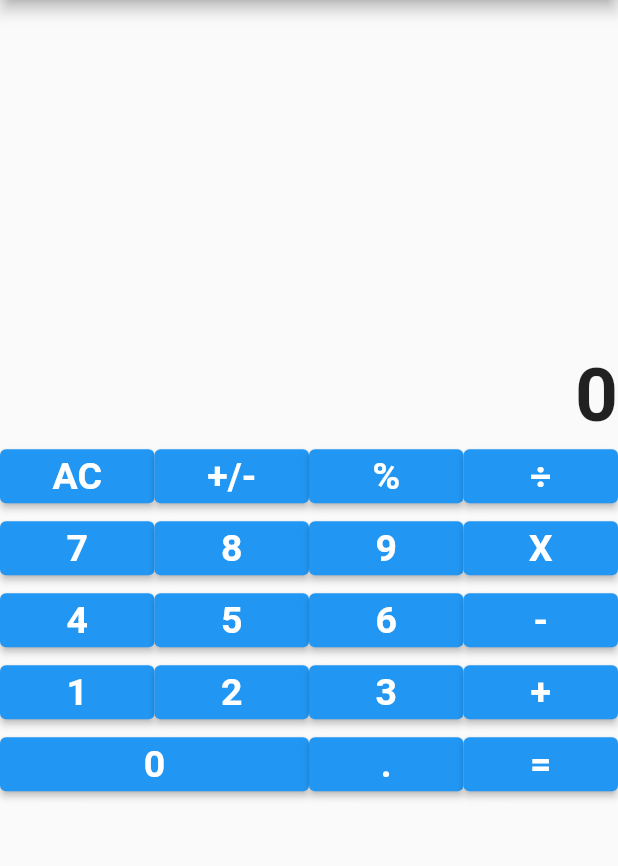
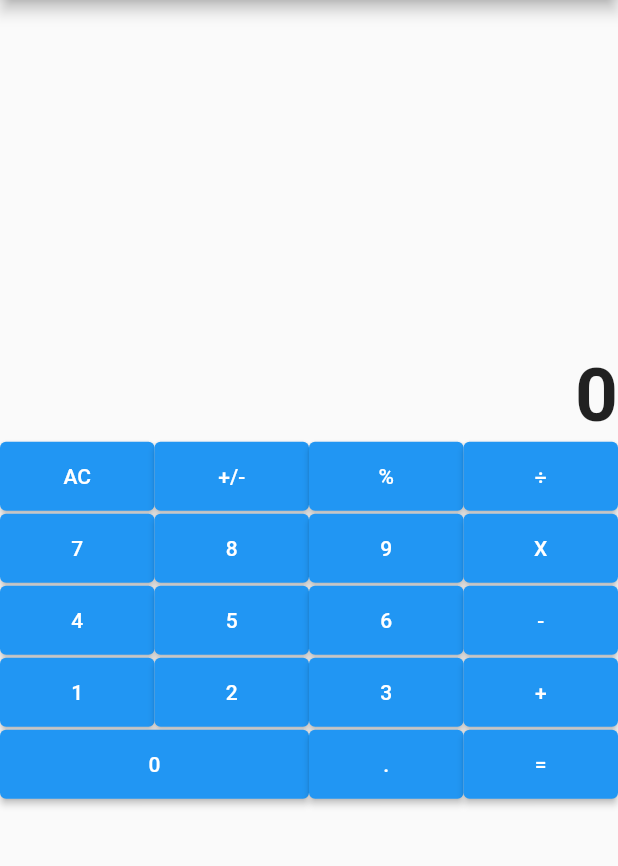
Before and after one commit to naman79/getx_calculator, a Flutter app: the screen it shows after launch, after a tap on "AC", on a phone screen of 412 x 824 dp, the part 84-950 px from its top. Run offline on Flutter 3.47's test engine with Material 2 defaults, Android fonts, the phone set to English and light mode, and no system bars; our stand-ins replace get.

Commit message:
위젯 및 스타일 분리

```diff
--- /dev/null
+++ b/lib/custom_styles/cal_color_styles.dart
@@ -0,0 +1,6 @@
+import 'package:flutter/material.dart';
+
+class ColorStyle {
+  static const softBlue = const Color(0xff5687ee);
+  static const defaultPadding = 20.0;
+}
--- /dev/null
+++ b/lib/custom_widgets/cal_elevated_button.dart
@@ -0,0 +1,38 @@
+import 'package:flutter/material.dart';
+import 'package:getx_calculator/custom_styles/cal_color_styles.dart';
+
+class calElevatedButton extends StatelessWidget {
+  const calElevatedButton({
+    Key? key,
+    required this.text,
+    required this.press,
+    this.onPrimaryColor,
+    this.primaryColor,
+    this.padding = const EdgeInsets.all(ColorStyle.defaultPadding * 0.75),
+  }) : super(key: key);
+
+  final String text;
+  final VoidCallback press;
+  final Color? onPrimaryColor;
+  final Color? primaryColor;
+  final EdgeInsets padding;
+
+  @override
+  Widget build(BuildContext context) {
+    return ElevatedButton(
+      onPressed: press,
+      style: ElevatedButton.styleFrom(
+        // Foreground color
+        onPrimary:
+            onPrimaryColor ?? Theme.of(context).colorScheme.onPrimaryContainer,
+        // Background color
+        primary: primaryColor ?? Theme.of(context).colorScheme.primaryContainer,
+        padding: padding,
+      ),
+      child: Text(
+        text,
+        style: const TextStyle(color: Colors.white),
+      ),
+    );
+  }
+}
--- a/lib/main.dart
+++ b/lib/main.dart
@@ -1,10 +1,11 @@
 import 'package:flutter/material.dart';
 import 'package:getx_calculator/display.dart';
+import 'package:getx_calculator/screens/cal_display.dart';
 import 'package:get/get.dart';
 
 void main() {
   runApp(GetMaterialApp(
-      home: Display(
+      home: CalDisplay(
     title: 'Calculator',
   )));
 }
--- /dev/null
+++ b/lib/screens/cal_display.dart
@@ -0,0 +1,278 @@
+import 'package:flutter/material.dart';
+import 'package:get/get.dart';
+import 'package:getx_calculator/custom_widgets/cal_elevated_button.dart';
+
+class CalController extends GetxController {
+  var temp_val = '0'.obs;
+  var temp_oper = '00'.obs;
+  var input_val = '0'.obs;
+  var numStr = '0123456789';
+  add_input_val(t) {
+    print('------------------------------ add_input_val: ' + t);
+    if (numStr.contains(t)) {
+      if (temp_oper.value == '00') {
+        if (input_val.value == '0') {
+          input_val.value = t;
+        } else {
+          input_val.value = input_val.value + t;
+        }
+      } else {
+        if (temp_val.value == '0') {
+          temp_val.value = input_val.value;
+          input_val.value = t;
+        } else {
+          if (input_val.value == '0') {
+            input_val.value = t;
+          } else {
+            input_val.value = input_val.value + t;
+          }
+        }
+      }
+    } else {
+      if (t == 'AC' && input_val.value != '0') {
+        temp_oper.value = '00';
+        temp_val.value = '0';
+        input_val.value = '0';
+      } else if (t == '+/-' && input_val.value != '0') {
+      } else if (t == '%' && input_val.value != '0') {
+        temp_oper.value = '05';
+      } else if (t == '÷' && input_val.value != '0') {
+        temp_oper.value = '04';
+      } else if (t == '-' && input_val.value != '0') {
+        temp_oper.value = '02';
+      } else if (t == '+' && input_val.value != '0') {
+        temp_oper.value = '01';
+      } else if (t == 'X' && input_val.value != '0') {
+        temp_oper.value = '03';
+      } else if (t == '.') {
+      } else if (t == '=' && input_val.value != '0') {
+        var preVar = double.parse(temp_val.value.toString());
+        var afterVar = double.parse(input_val.value.toString());
+        var midOper = temp_oper.value.toString();
+        temp_oper.value = '00';
+        temp_val.value = '0';
+        print('-------------------- preVar: ' + preVar.toString());
+        print('-------------------- midOper: ' + midOper);
+        print('-------------------- afterVar: ' + afterVar.toString());
+        if (midOper == '05') {
+          var result = preVar % afterVar;
+          input_val.value = result.toString();
+        } else if (midOper == '04') {
+          var result = preVar / afterVar;
+          input_val.value = result.toString();
+        } else if (midOper == '02') {
+          var result = preVar - afterVar;
+          input_val.value = result.toString();
+        } else if (midOper == '01') {
+          var result = preVar + afterVar;
+          print('-------------------- result: ' + result.toString());
+          input_val.value = result.toString();
+        } else if (midOper == '03') {
+          var result = preVar * afterVar;
+          input_val.value = result.toString();
+        }
+      }
+    }
+  }
+}
+
+class CalDisplay extends StatelessWidget {
+  const CalDisplay({Key? key, required this.title}) : super(key: key);
+
+  final String title;
+
+  @override
+  Widget build(BuildContext context) {
+    final CalController c = Get.put(CalController());
+    print('---------------------' + c.input_val.value);
+    print('---------------------' + c.temp_oper.value);
+    print('---------------------' + c.temp_val.value);
+    return Scaffold(
+      appBar: AppBar(
+        title: Text(this.title),
+      ),
+      body: Center(
+        child: Column(
+          mainAxisAlignment: MainAxisAlignment.center,
+          children: <Widget>[
+            Row(children: <Widget>[
+              Expanded(
+                flex: 4,
+                child: Container(
+                  child: Obx(() => Text(
+                        "${c.input_val}",
+                        textAlign: TextAlign.right,
+                        style: TextStyle(
+                            fontWeight: FontWeight.bold, fontSize: 50),
+                      )),
+                ),
+              ),
+            ]),
+            Row(children: <Widget>[
+              Expanded(
+                flex: 1,
+                child: calElevatedButton(
+                    text: 'AC',
+                    press: () {
+                      c.add_input_val('AC');
+                    }),
+              ),
+              Expanded(
+                flex: 1,
+                child: calElevatedButton(
+                    text: '+/-',
+                    press: () {
+                      c.add_input_val('+/-');
+                    }),
+              ),
+              Expanded(
+                flex: 1,
+                child: calElevatedButton(
+                    text: '%',
+                    press: () {
+                      c.add_input_val('%');
+                    }),
+              ),
+              Expanded(
+                flex: 1,
+                child: calElevatedButton(
+                    text: '÷',
+                    press: () {
+                      c.add_input_val('÷');
+                    }),
+              ),
+            ]),
+            Row(children: <Widget>[
+              Expanded(
+                flex: 1,
+                child: calElevatedButton(
+                    text: '7',
+                    press: () {
+                      c.add_input_val('7');
+                    }),
+              ),
+              Expanded(
+                flex: 1,
+                child: calElevatedButton(
+                    text: '8',
+                    press: () {
+                      c.add_input_val('8');
+                    }),
+              ),
+              Expanded(
+                flex: 1,
+                child: calElevatedButton(
+                    text: '9',
+                    press: () {
+                      c.add_input_val('9');
+                    }),
+              ),
+              Expanded(
+                flex: 1,
+                child: calElevatedButton(
+                    text: 'X',
+                    press: () {
+                      c.add_input_val('X');
+                    }),
+              ),
+            ]),
+            Row(children: <Widget>[
+              Expanded(
+                flex: 1,
+                child: calElevatedButton(
+                    text: '4',
+                    press: () {
+                      c.add_input_val('4');
+                    }),
+              ),
+              Expanded(
+                flex: 1,
+                child: calElevatedButton(
+                    text: '5',
+                    press: () {
+                      c.add_input_val('5');
+                    }),
+              ),
+              Expanded(
+                flex: 1,
+                child: calElevatedButton(
+                    text: '6',
+                    press: () {
+                      c.add_input_val('6');
+                    }),
+              ),
+              Expanded(
+                flex: 1,
+                child: calElevatedButton(
+                    text: '-',
+                    press: () {
+                      c.add_input_val('-');
+                    }),
+              ),
+            ]),
+            Row(children: <Widget>[
+              Expanded(
+                flex: 1,
+                child: calElevatedButton(
+                    text: '1',
+                    press: () {
+                      c.add_input_val('1');
+                    }),
+              ),
+              Expanded(
+                flex: 1,
+                child: calElevatedButton(
+                    text: '2',
+                    press: () {
+                      c.add_input_val('2');
+                    }),
+              ),
+              Expanded(
+                flex: 1,
+                child: calElevatedButton(
+                    text: '3',
+                    press: () {
+                      c.add_input_val('3');
+                    }),
+              ),
+              Expanded(
+                flex: 1,
+                child: calElevatedButton(
+                    text: '+',
+                    press: () {
+                      c.add_input_val('+');
+                    }),
+              ),
+            ]),
+            Row(children: <Widget>[
+              Expanded(
+                flex: 2,
+                child: calElevatedButton(
+                    text: '0',
+                    press: () {
+                      c.add_input_val('0');
+                    }),
+              ),
+              Expanded(
+                flex: 1,
+                child: calElevatedButton(
+                    text: '.',
+                    press: () {
+                      c.add_input_val('.');
+                    }),
+              ),
+              Expanded(
+                flex: 1,
+                child: calElevatedButton(
+                    text: '=',
+                    press: () {
+                      c.add_input_val('=');
+                    }),
+              ),
+            ]),
+          ],
+        ),
+      ),
+    );
+  }
+}
```
